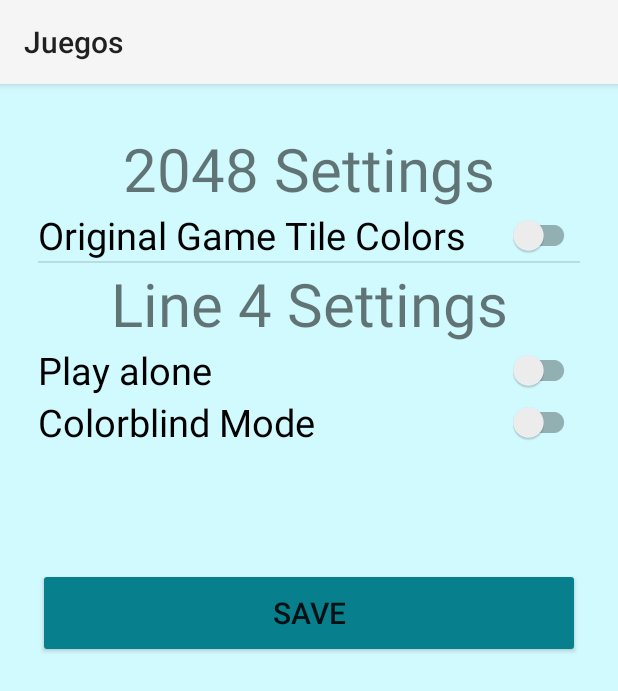
After one commit to yvonnemon/Juegos, an Android app: the SettingsActivity screen opened directly, with no data from a screen before it, on a phone screen of 412 x 824 dp. The commit adds this screen. Shown: the top 691 px of the screen. Run offline under Robolectric (Android 15) with nearby library versions, the phone set to English and light mode, and no system bars; our stand-ins replace Room's generated code; 3 statements that could not run were skipped.

Commit message:
settings

```diff
--- a/app/src/main/AndroidManifest.xml
+++ b/app/src/main/AndroidManifest.xml
@@ -33,6 +33,10 @@
             android:name=".activities.UserInfoActivity"
             android:exported="true" >
         </activity>
+        <activity
+            android:name=".activities.SettingsActivity"
+            android:exported="true" >
+        </activity>
 
     </application>
 
--- /dev/null
+++ b/app/src/main/java/com/example/juegos/activities/SettingsActivity.java
@@ -0,0 +1,72 @@
+package com.example.juegos.activities;
+
+import static androidx.core.content.ContentProviderCompat.requireContext;
+
+import android.content.Context;
+import android.os.Bundle;
+import android.util.Log;
+import android.widget.Button;
+import android.widget.Toast;
+
+import androidx.activity.EdgeToEdge;
+import androidx.appcompat.app.AppCompatActivity;
+import androidx.appcompat.widget.SwitchCompat;
+import androidx.room.Room;
+
+import com.example.juegos.R;
+import com.example.juegos.fragment.RegisterFragment;
+import com.example.juegos.model.UserSettings;
+import com.example.juegos.repository.AppDatabase;
+
+public class SettingsActivity extends AppCompatActivity {
+
+    private AppDatabase db;
+    SwitchCompat tiles;
+    SwitchCompat soloPlayer;
+    SwitchCompat colorBlind;
+
+
+    @Override
+    public void onCreate(Bundle savedInstanceState) {
+        super.onCreate(savedInstanceState);
+
+        EdgeToEdge.enable(this);
+        setContentView(R.layout.settings_activity);
+
+        db = Room.databaseBuilder(getApplicationContext(), AppDatabase.class, "game_db").allowMainThreadQueries().build();
+        UserSettings settings = db.gameSettingsDao().getSettings();
+
+        tiles = findViewById(R.id.tilesOption);
+        soloPlayer = findViewById(R.id.soloQ);
+        colorBlind = findViewById(R.id.colorBlind);
+
+        tiles.setChecked(settings.originalTiles);
+        soloPlayer.setChecked(settings.soloPlayer);
+        colorBlind.setChecked(settings.colorBlind);
+
+
+        Button save = findViewById(R.id.saveSettings);
+        save.setOnClickListener(v -> {
+            saveGameSettings(this);
+            Toast.makeText(this, "Settings saved successfully", Toast.LENGTH_SHORT).show();
+        });
+
+    }
+
+    public void saveGameSettings(Context context) {
+        new Thread(() -> {
+            UserSettings settings = new UserSettings();
+
+            settings.originalTiles = tiles.isChecked();
+            settings.soloPlayer = soloPlayer.isChecked();
+            settings.colorBlind = colorBlind.isChecked();
+
+           // settings.textColor = textColor;
+
+
+            AppDatabase.getInstance(context).gameSettingsDao().insertSettings(settings);
+
+            Log.d("DB", "gameName" + " Settings Saved!");
+        }).start();
+    }
+}
--- /dev/null
+++ b/app/src/main/java/com/example/juegos/model/dao/GameSettingsDao.java
@@ -0,0 +1,22 @@
+package com.example.juegos.model.dao;
+
+import androidx.room.Dao;
+import androidx.room.Insert;
+import androidx.room.OnConflictStrategy;
+import androidx.room.Query;
+
+import com.example.juegos.model.UserSettings;
+
+@Dao
+public interface GameSettingsDao {
+    @Insert(onConflict = OnConflictStrategy.REPLACE)
+    void insertSettings(UserSettings settings);
+
+    @Query("SELECT * FROM user_settings LIMIT 1")
+    UserSettings getSettings();
+
+
+
+//    @Query("UPDATE game_settings SET sound_enabled = :enabled WHERE gameName = :gameName")
+//    void updateSound(String gameName, boolean enabled);
+}
--- a/app/src/main/java/com/example/juegos/repository/AppDatabase.java
+++ b/app/src/main/java/com/example/juegos/repository/AppDatabase.java
@@ -12,18 +12,23 @@
 import com.example.juegos.model.Game;
 import com.example.juegos.model.User;
 import com.example.juegos.model.UserGame;
+import com.example.juegos.model.UserSettings;
 import com.example.juegos.model.dao.GameDao;
+import com.example.juegos.model.dao.GameSettingsDao;
 import com.example.juegos.model.dao.UserDao;
 import com.example.juegos.model.dao.UserGameDao;
 
-@Database(entities = {User.class, Game.class, UserGame.class}, version = 6)
+@Database(entities = {User.class, Game.class, UserGame.class, UserSettings.class}, version = 10)
 public abstract class AppDatabase extends RoomDatabase {
 
     private static volatile AppDatabase INSTANCE;
 
     public abstract UserDao userDao();
     public abstract GameDao gameDao();
+
     public abstract UserGameDao userGameDao();
+
+    public abstract GameSettingsDao gameSettingsDao();
 
     public static AppDatabase getInstance(Context context) {
         if (INSTANCE == null) {
--- /dev/null
+++ b/app/src/main/res/drawable/blind1.xml
@@ -0,0 +1,5 @@
+<?xml version="1.0" encoding="utf-8"?>
+<shape xmlns:android="http://schemas.android.com/apk/res/android">
+    <solid android:color="#EE4D66"/> <!-- blue -->
+    <corners android:radius="500px"/>
+</shape>
--- /dev/null
+++ b/app/src/main/res/drawable/blind2.xml
@@ -0,0 +1,5 @@
+<?xml version="1.0" encoding="utf-8"?>
+<shape xmlns:android="http://schemas.android.com/apk/res/android">
+    <solid android:color="#FCCE4C"/> <!-- blue -->
+    <corners android:radius="500px"/>
+</shape>
--- a/app/src/main/res/layout/game_fragment.xml
+++ b/app/src/main/res/layout/game_fragment.xml
@@ -98,7 +98,7 @@
 
     <!-- Settings Button -->
     <ImageButton
-        android:id="@+id/imageButton2"
+        android:id="@+id/settingsButton"
         android:layout_width="60dp"
         android:layout_height="60dp"
         android:background="?android:attr/selectableItemBackgroundBorderless"
--- /dev/null
+++ b/app/src/main/res/layout/settings_activity.xml
@@ -0,0 +1,93 @@
+<?xml version="1.0" encoding="utf-8"?>
+<androidx.constraintlayout.widget.ConstraintLayout xmlns:android="http://schemas.android.com/apk/res/android"
+    xmlns:tools="http://schemas.android.com/tools"
+    android:layout_width="match_parent"
+    android:layout_height="match_parent"
+    xmlns:app="http://schemas.android.com/apk/res-auto"
+    android:id="@+id/settings_activity"
+    android:background="@color/celesteclaro">
+
+    <androidx.appcompat.widget.Toolbar
+        android:id="@+id/toolbar2"
+        android:layout_width="match_parent"
+        android:layout_height="wrap_content"
+        android:background="?attr/colorPrimary"
+        android:backgroundTint="@color/evoker"
+        android:minHeight="?attr/actionBarSize"
+        android:theme="?attr/actionBarTheme"
+        app:layout_constraintBottom_toBottomOf="parent"
+        app:layout_constraintEnd_toEndOf="parent"
+        app:layout_constraintHorizontal_bias="1.0"
+        app:layout_constraintStart_toStartOf="parent"
+        app:layout_constraintTop_toTopOf="parent"
+        app:layout_constraintVertical_bias="0.0" />
+
+    <LinearLayout
+        android:layout_width="match_parent"
+        android:layout_height="match_parent"
+        android:layout_marginTop="85dp"
+        android:layout_marginStart="25dp"
+        android:layout_marginEnd="25dp"
+        android:layout_marginBottom="15dp"
+        android:orientation="vertical"
+        app:layout_constraintBottom_toBottomOf="parent"
+        app:layout_constraintEnd_toEndOf="parent"
+        app:layout_constraintStart_toStartOf="parent"
+        app:layout_constraintTop_toTopOf="@+id/toolbar2">
+
+        <TextView
+            android:id="@+id/textView17"
+            android:layout_width="match_parent"
+            android:layout_height="wrap_content"
+            android:text="2048 Settings"
+            android:textSize="40sp"
+            android:textAlignment="center"/>
+
+        <androidx.appcompat.widget.SwitchCompat
+            android:id="@+id/tilesOption"
+            android:layout_width="match_parent"
+            android:layout_height="wrap_content"
+            android:text="Original Game Tile Colors"
+            android:textSize="25sp"/>
+
+        <View
+            android:id="@+id/divider"
+            android:layout_width="match_parent"
+            android:layout_height="1dp"
+            android:background="?android:attr/listDivider" />
+
+        <TextView
+            android:id="@+id/textView18"
+            android:layout_width="match_parent"
+            android:layout_height="wrap_content"
+            android:text="Line 4 Settings"
+            android:textSize="40sp"
+            android:textAlignment="center"/>
+
+        <androidx.appcompat.widget.SwitchCompat
+            android:id="@+id/soloQ"
+            android:layout_width="match_parent"
+            android:layout_height="wrap_content"
+            android:text="Play alone"
+            android:textSize="25sp" />
+
+        <androidx.appcompat.widget.SwitchCompat
+            android:id="@+id/colorBlind"
+            android:layout_width="match_parent"
+            android:layout_height="wrap_content"
+            android:text="Colorblind Mode"
+            android:textSize="25sp"/>
+
+        <Button
+            android:id="@+id/saveSettings"
+            android:layout_width="match_parent"
+            android:layout_height="wrap_content"
+            android:backgroundTint="@color/cian"
+            android:textSize="20sp"
+            android:height="60dp"
+            android:layout_marginTop="80dp"
+            android:text="Save" />
+    </LinearLayout>
+
+
+</androidx.constraintlayout.widget.ConstraintLayout>
```
Also changed, not shown: app/src/main/java/com/example/juegos/activities/LineFourActivity.java (+15 -3 lines), app/src/main/java/com/example/juegos/activities/MainGameActivity.java (+33 -12 lines), app/src/main/java/com/example/juegos/fragment/GameFragment.java (+9 -0 lines), app/src/main/java/com/example/juegos/model/UserSettings.java (added, +39 -0 lines), app/src/main/res/drawable/cell_connect_four.xml (+7 -7 lines), app/src/main/res/layout/main_game_activity.xml (+91 -70 lines), app/src/main/res/values/colors.xml (+13 -0 lines).
